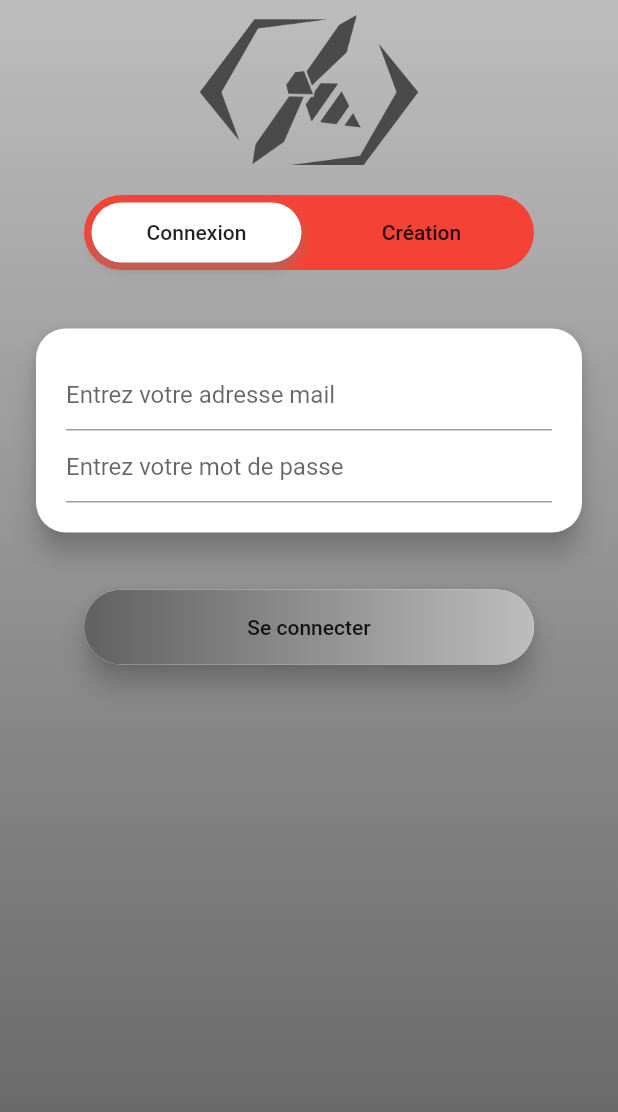
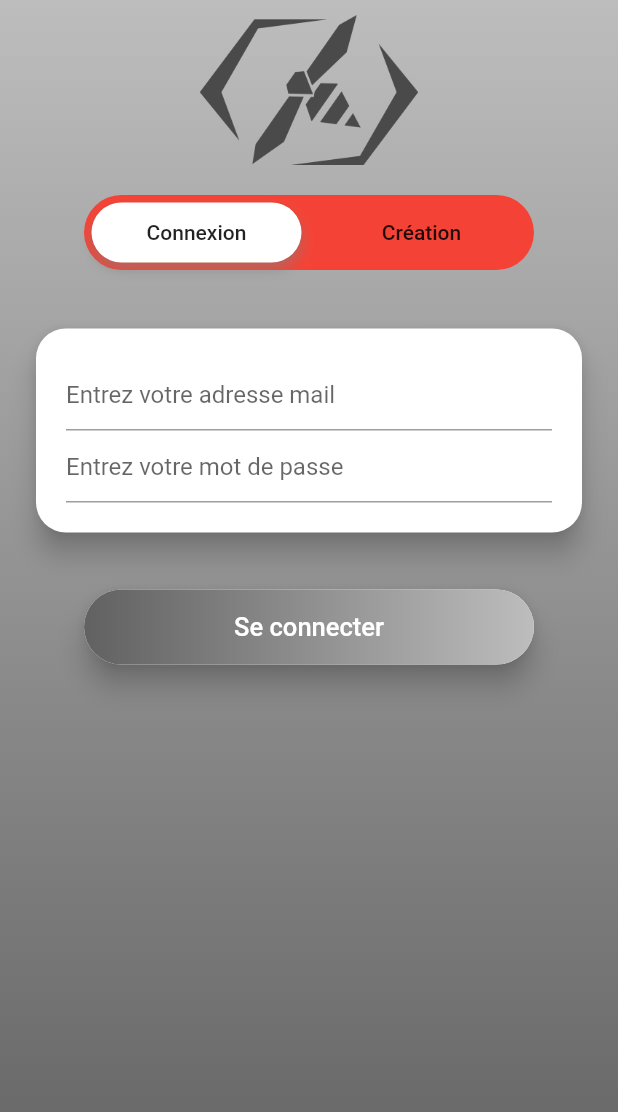
Before and after one commit to samulefevre/flutter_social, a Flutter app: the screen it shows after launch, on a phone screen of 412 x 824 dp. Shown: the top 1112 px of the screen. Run offline on Flutter 3.47's test engine with Material 2 defaults, Android fonts, the phone set to English and light mode, and no system bars; our stand-ins replace firebase_auth; accounts and stored records are empty.

Commit message:
create myText widget

```diff
--- a/lib/controllers/log_controller.dart
+++ b/lib/controllers/log_controller.dart
@@ -41,6 +41,7 @@ class _LogState extends State<LogController> {
           return false;
         },
         child: SingleChildScrollView(
+            child: InkWell(
           child: Container(
               width: MediaQuery.of(context).size.width,
               height: (MediaQuery.of(context).size.height >= 650.0)
@@ -69,7 +70,8 @@ class _LogState extends State<LogController> {
                   ],
                 ),
               )),
-        ),
+          onTap: (() => FocusScope.of(context).requestFocus(FocusNode())),
+        )),
       ),
     );
   }
@@ -110,7 +112,8 @@ class _LogState extends State<LogController> {
                   horizontal: true),
               child: FlatButton(
                 onPressed: () {},
-                child: Text((index == 0) ? "Se connecter" : "Créer un compte"),
+                child:
+                    MyText((index == 0) ? "Se connecter" : "Créer un compte"),
               ),
             ),
           ),
--- a/lib/view/my_material.dart
+++ b/lib/view/my_material.dart
@@ -6,3 +6,4 @@ export 'my_widgets/padding_with_child.dart';
 export 'my_widgets/menu_two_items.dart';
 export 'my_widgets/painter.dart';
 export 'my_widgets/my_textfield.dart';
+export 'my_widgets/my_text.dart';
--- /dev/null
+++ b/lib/view/my_widgets/my_text.dart
@@ -0,0 +1,13 @@
+import 'package:flutter/material.dart';
+
+class MyText extends Text {
+  MyText(data,
+      {TextAlign alignment: TextAlign.center,
+      double fontSize: 17.0,
+      FontStyle style: FontStyle.normal,
+      Color color: Colors.white})
+      : super(data,
+            textAlign: alignment,
+            style:
+                TextStyle(fontSize: fontSize, fontStyle: style, color: color));
+}
```
